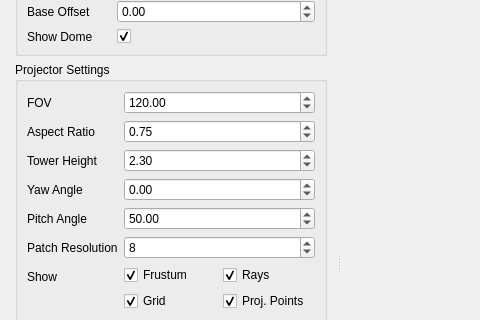
Qt form DomeGUI.ui (WilstonOreo/Dome) before a commit; both pictures show x 0 to 480 and y 189 to 509 of the 876 by 908 pixel window.
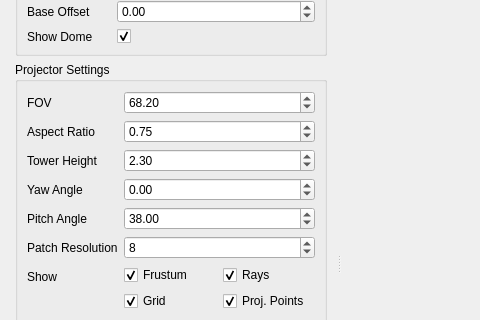
The same form after that commit. Custom widgets are drawn as their Qt base class.

Patch:
```diff
--- a/DomeGUI.ui
+++ b/DomeGUI.ui
@@ -200,7 +200,7 @@
              <double>179.000000000000000</double>
             </property>
             <property name="value">
-             <double>120.000000000000000</double>
+             <double>68.200000000000003</double>
             </property>
            </widget>
           </item>
@@ -243,7 +243,7 @@
              <double>90.000000000000000</double>
             </property>
             <property name="value">
-             <double>50.000000000000000</double>
+             <double>38.000000000000000</double>
             </property>
            </widget>
           </item>
```
